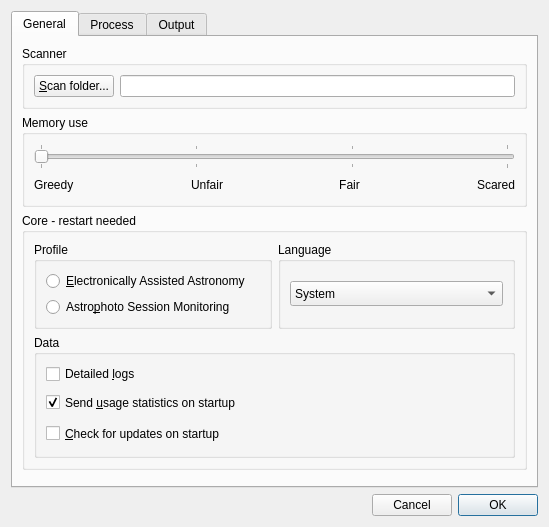
The window that src/als/ui/prefs_ui.ui (deufrai/als) describes before a commit, drawn with Qt 5.
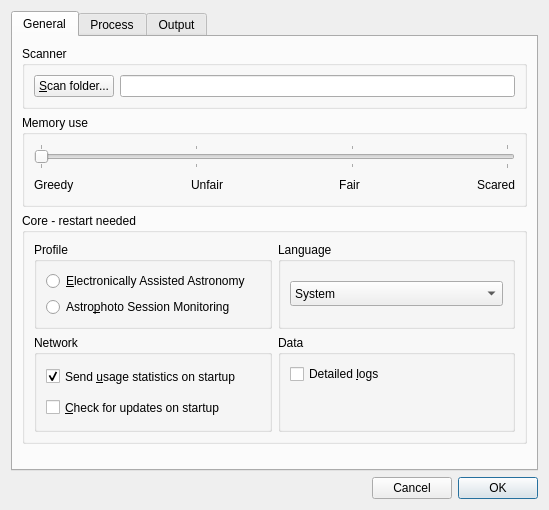
The same window after the commit.

Commit message: revamp prefs general tab for update checks + i18n

Diff of the .ui file:
```diff
--- a/src/als/ui/prefs_ui.ui
+++ b/src/als/ui/prefs_ui.ui
@@ -7,7 +7,7 @@
     <x>0</x>
     <y>0</y>
     <width>549</width>
-    <height>527</height>
+    <height>510</height>
    </rect>
   </property>
   <property name="minimumSize">
@@ -19,7 +19,7 @@
   <property name="windowTitle">
    <string>ALS preferences</string>
   </property>
-  <layout class="QVBoxLayout" name="verticalLayout_15">
+  <layout class="QVBoxLayout" name="verticalLayout_18">
    <item>
     <widget class="QTabWidget" name="tabWidget">
      <property name="minimumSize">
@@ -35,7 +35,7 @@
       <attribute name="title">
        <string>General</string>
       </attribute>
-      <layout class="QVBoxLayout" name="verticalLayout_11">
+      <layout class="QVBoxLayout" name="verticalLayout_15">
        <item>
         <widget class="QGroupBox" name="scannerBox">
          <property name="title">
@@ -185,7 +185,7 @@
          <property name="title">
           <string>Core - restart needed</string>
          </property>
-         <layout class="QVBoxLayout" name="verticalLayout_7">
+         <layout class="QVBoxLayout" name="verticalLayout_11">
           <item>
            <layout class="QHBoxLayout" name="horizontalLayout_6">
             <item>
@@ -255,21 +255,13 @@
            </layout>
           </item>
           <item>
+           <layout class="QHBoxLayout" name="horizontalLayout_11">
+            <item>
            <widget class="QGroupBox" name="groupBox_8">
             <property name="title">
-             <string>Data</string>
+               <string>Network</string>
             </property>
             <layout class="QVBoxLayout" name="verticalLayout_5">
-             <item>
-              <widget class="QCheckBox" name="chk_debug_logs">
-               <property name="layoutDirection">
-                <enum>Qt::LeftToRight</enum>
-               </property>
-               <property name="text">
-                <string>Detailed &amp;logs</string>
-               </property>
-              </widget>
-             </item>
              <item>
               <widget class="QCheckBox" name="chk_stats">
                <property name="minimumSize">
@@ -302,6 +294,40 @@
             </layout>
            </widget>
           </item>
+            <item>
+             <widget class="QGroupBox" name="groupBox_12">
+              <property name="title">
+               <string>Data</string>
+              </property>
+              <layout class="QVBoxLayout" name="verticalLayout_7">
+               <item>
+                <widget class="QCheckBox" name="chk_debug_logs">
+                 <property name="layoutDirection">
+                  <enum>Qt::LeftToRight</enum>
+                 </property>
+                 <property name="text">
+                  <string>Detailed &amp;logs</string>
+                 </property>
+                </widget>
+               </item>
+               <item>
+                <spacer name="verticalSpacer_4">
+                 <property name="orientation">
+                  <enum>Qt::Vertical</enum>
+                 </property>
+                 <property name="sizeHint" stdset="0">
+                  <size>
+                   <width>20</width>
+                   <height>40</height>
+                  </size>
+                 </property>
+                </spacer>
+               </item>
+              </layout>
+             </widget>
+            </item>
+           </layout>
+          </item>
          </layout>
         </widget>
        </item>
```
Left out of the diff: 1 changed line with no effect on the pictures. Lines whose indentation alone changed are shown as unchanged. The commit also changes 4 other files.
